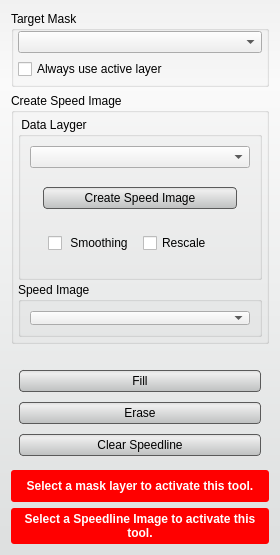
Before: the Qt Designer form src/Interface/ToolInterface/SpeedlineToolInterface.ui in SCIInstitute/Seg3D, drawn with Qt 5.
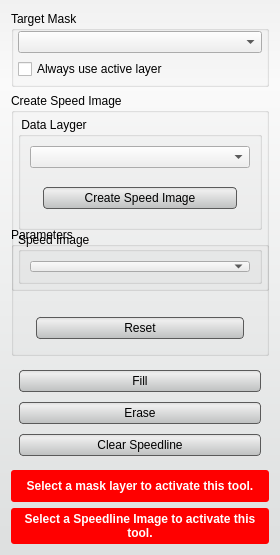
After: the same form once the commit is applied. Custom widgets are drawn as their Qt base class.

Commit message:
1. Fixed the bug 1517 -- Speedline: Need reset button for parameters
2. Fixed the bug 1518 -- Speedline: Incorrect path placement for semi-complex shapes
   Following the polyline tool's logic, if find two paths have the same distance to the new added point, add the point in the path added later.

Patch:
```diff
--- a/src/Interface/ToolInterface/SpeedlineToolInterface.ui
+++ b/src/Interface/ToolInterface/SpeedlineToolInterface.ui
@@ -58,7 +58,7 @@
   margin:4px;
 }</string>
   </property>
-  <layout class="QVBoxLayout" name="verticalLayout_5">
+  <layout class="QVBoxLayout" name="verticalLayout_7">
    <item>
     <widget class="QGroupBox" name="target_groupbox_">
      <property name="minimumSize">
@@ -313,10 +313,56 @@
     </widget>
    </item>
    <item>
-    <widget class="QtUtils::QtSliderIntCombo" name="iterations_" native="true"/>
-   </item>
-   <item>
-    <widget class="QtUtils::QtSliderDoubleCombo" name="termination_" native="true"/>
+    <widget class="QGroupBox" name="groupBox">
+     <property name="sizePolicy">
+      <sizepolicy hsizetype="Ignored" vsizetype="Fixed">
+       <horstretch>0</horstretch>
+       <verstretch>0</verstretch>
+      </sizepolicy>
+     </property>
+     <property name="title">
+      <string>Parameters</string>
+     </property>
+     <layout class="QVBoxLayout" name="verticalLayout_5">
+      <item>
+       <widget class="QWidget" name="widget_5" native="true">
+        <layout class="QHBoxLayout" name="horizontalLayout_6">
+         <item>
+          <widget class="QtUtils::QtSliderIntCombo" name="iterations_" native="true"/>
+         </item>
+        </layout>
+       </widget>
+      </item>
+      <item>
+       <widget class="QWidget" name="widget_6" native="true">
+        <layout class="QHBoxLayout" name="horizontalLayout_7">
+         <item>
+          <widget class="QtUtils::QtSliderDoubleCombo" name="termination_" native="true"/>
+         </item>
+        </layout>
+       </widget>
+      </item>
+      <item>
+       <widget class="QWidget" name="widget_7" native="true">
+        <layout class="QHBoxLayout" name="horizontalLayout_8">
+         <item>
+          <widget class="QPushButton" name="reset_parameters_button_">
+           <property name="minimumSize">
+            <size>
+             <width>0</width>
+             <height>30</height>
+            </size>
+           </property>
+           <property name="text">
+            <string>Reset</string>
+           </property>
+          </widget>
+         </item>
+        </layout>
+       </widget>
+      </item>
+     </layout>
+    </widget>
    </item>
    <item>
     <widget class="QWidget" name="widget" native="true">
```
The commit also changes 4 other files.
